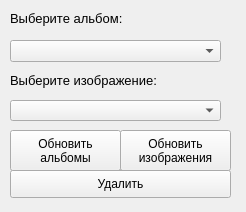
Old version of the form files/image/del_image.ui in the repository Mooro869/PhotoCollection.
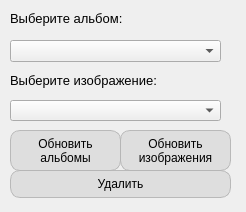
New version of the form.

The edit to the form file:
```diff
--- a/files/image/del_image.ui
+++ b/files/image/del_image.ui
@@ -56,6 +56,15 @@
      <height>41</height>
     </rect>
    </property>
+   <property name="styleSheet">
+    <string notr="true"> background-color: rgba(220, 220, 220, 0.9);  /* Светло-серый фон */
+                color: black;                               /* Черный текст */
+                border-radius: 10px;                        /* Закругление углов */
+                border: 1px solid rgba(180, 180, 180, 0.9); /* Серая рамка */
+                padding: 5px 10px;                         /* Внутренние отступы */
+                font-weight: 400;                          /* Жирный текст */ 
+</string>
+   </property>
    <property name="text">
     <string>Обновить
 альбомы</string>
@@ -98,6 +107,15 @@
      <height>41</height>
     </rect>
    </property>
+   <property name="styleSheet">
+    <string notr="true"> background-color: rgba(220, 220, 220, 0.9);  /* Светло-серый фон */
+                color: black;                               /* Черный текст */
+                border-radius: 10px;                        /* Закругление углов */
+                border: 1px solid rgba(180, 180, 180, 0.9); /* Серая рамка */
+                padding: 5px 10px;                         /* Внутренние отступы */
+                font-weight: 400;                          /* Жирный текст */ 
+</string>
+   </property>
    <property name="text">
     <string>Обновить
 изображения</string>
@@ -112,6 +130,15 @@
      <height>28</height>
     </rect>
    </property>
+   <property name="styleSheet">
+    <string notr="true"> background-color: rgba(220, 220, 220, 0.9);  /* Светло-серый фон */
+                color: black;                               /* Черный текст */
+                border-radius: 10px;                        /* Закругление углов */
+                border: 1px solid rgba(180, 180, 180, 0.9); /* Серая рамка */
+                padding: 5px 10px;                         /* Внутренние отступы */
+                font-weight: 400;                          /* Жирный текст */ 
+</string>
+   </property>
    <property name="text">
     <string>Удалить</string>
    </property>
```
